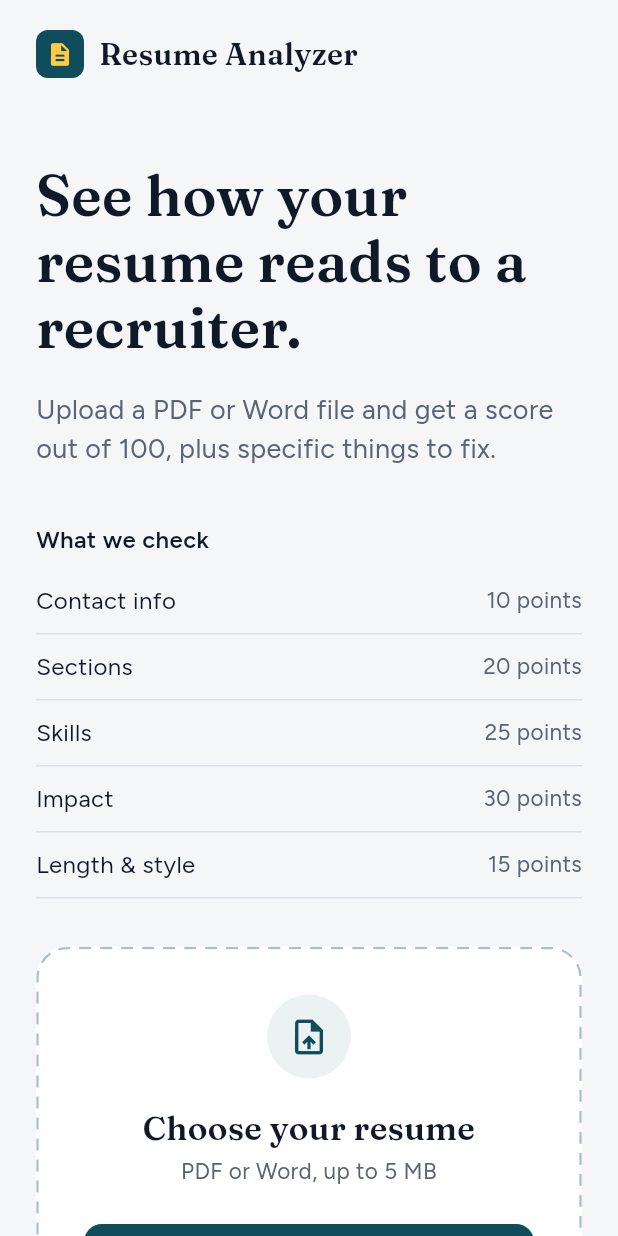
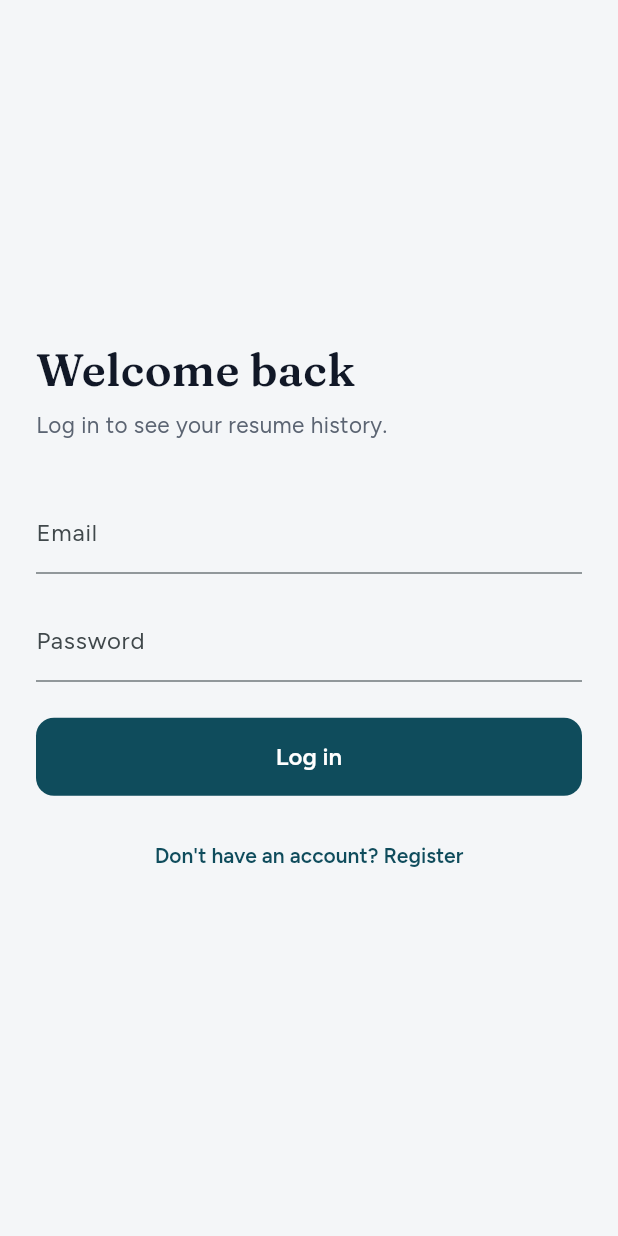
Before and after one commit to Shaurya-Singh6352/resume-analyzer-web, a Flutter app: the screen it shows after launch, on a phone screen of 412 x 824 dp. Run offline on Flutter 3.47's test engine with Material 3 defaults, Android fonts, the phone set to English and light mode, and no system bars; our stand-ins replace dio, file_picker, flutter_secure_storage, google_fonts.

Commit message:
Add login and register screens, JWT session handling

```diff
--- a/lib/main.dart
+++ b/lib/main.dart
@@ -1,8 +1,14 @@
 import 'package:flutter/material.dart';
+import 'package:resume_analyzer_web/pages/login_page.dart';
 import 'package:resume_analyzer_web/pages/upload_page.dart';
+import 'package:resume_analyzer_web/services/auth_service.dart';
 import 'package:resume_analyzer_web/theme.dart';
 
-void main() => runApp(const ResumeAnalyzerApp());
+Future<void> main() async {
+  WidgetsFlutterBinding.ensureInitialized();
+  await AuthService.instance.restoreSession();
+  runApp(const ResumeAnalyzerApp());
+}
 
 class ResumeAnalyzerApp extends StatelessWidget {
   const ResumeAnalyzerApp({super.key});
@@ -13,7 +19,7 @@ class ResumeAnalyzerApp extends StatelessWidget {
       title: 'Resume Analyzer',
       debugShowCheckedModeBanner: false,
       theme: buildTheme(),
-      home: const UploadPage(),
+      home: AuthService.instance.isLoggedIn ? const UploadPage() : const LoginPage(),
     );
   }
 }
--- /dev/null
+++ b/lib/models/auth_result.dart
@@ -0,0 +1,20 @@
+class AuthResult {
+  final String token;
+  final int userId;
+  final String fullName;
+  final String email;
+
+  AuthResult({
+    required this.token,
+    required this.userId,
+    required this.fullName,
+    required this.email,
+  });
+
+  factory AuthResult.fromJson(Map<String, dynamic> json) => AuthResult(
+    token: json['token'] as String,
+    userId: json['userId'] as int,
+    fullName: json['fullName'] as String,
+    email: json['email'] as String,
+  );
+}
--- /dev/null
+++ b/lib/pages/login_page.dart
@@ -0,0 +1,121 @@
+import 'package:flutter/material.dart';
+import 'package:resume_analyzer_web/pages/register_page.dart';
+import 'package:resume_analyzer_web/pages/upload_page.dart';
+import 'package:resume_analyzer_web/services/api_service.dart';
+import 'package:resume_analyzer_web/theme.dart';
+
+class LoginPage extends StatefulWidget {
+  const LoginPage({super.key});
+
+  @override
+  State<LoginPage> createState() => _LoginPageState();
+}
+
+class _LoginPageState extends State<LoginPage> {
+  final _api = ApiService();
+  final _formKey = GlobalKey<FormState>();
+  final _emailController = TextEditingController();
+  final _passwordController = TextEditingController();
+
+  bool _loading = false;
+  String? _error;
+
+  @override
+  void dispose() {
+    _emailController.dispose();
+    _passwordController.dispose();
+    super.dispose();
+  }
+
+  Future<void> _submit() async {
+    if (!_formKey.currentState!.validate() || _loading) return;
+    setState(() {
+      _loading = true;
+      _error = null;
+    });
+    try {
+      await _api.login(_emailController.text.trim(), _passwordController.text);
+      if (!mounted) return;
+      Navigator.of(context).pushAndRemoveUntil(
+        MaterialPageRoute(builder: (_) => const UploadPage()),
+            (route) => false, // clears the login page from the back stack
+      );
+    } on ApiException catch (e) {
+      setState(() => _error = e.message);
+    } catch (_) {
+      setState(() => _error = 'Something went wrong. Try again.');
+    } finally {
+      if (mounted) setState(() => _loading = false);
+    }
+  }
+
+  @override
+  Widget build(BuildContext context) {
+    return Scaffold(
+      body: SafeArea(
+        child: Center(
+          child: SingleChildScrollView(
+            padding: const EdgeInsets.all(24),
+            child: ConstrainedBox(
+              constraints: const BoxConstraints(maxWidth: 420),
+              child: Form(
+                key: _formKey,
+                child: Column(
+                  crossAxisAlignment: CrossAxisAlignment.stretch,
+                  children: [
+                    Text('Welcome back', style: AppText.display(30)),
+                    const SizedBox(height: 8),
+                    Text('Log in to see your resume history.',
+                        style: AppText.muted()),
+                    const SizedBox(height: 32),
+                    TextFormField(
+                      controller: _emailController,
+                      keyboardType: TextInputType.emailAddress,
+                      decoration: const InputDecoration(labelText: 'Email'),
+                      validator: (v) =>
+                      (v == null || v.trim().isEmpty) ? 'Enter your email' : null,
+                    ),
+                    const SizedBox(height: 16),
+                    TextFormField(
+                      controller: _passwordController,
+                      obscureText: true,
+                      decoration: const InputDecoration(labelText: 'Password'),
+                      onFieldSubmitted: (_) => _submit(),
+                      validator: (v) =>
+                      (v == null || v.isEmpty) ? 'Enter your password' : null,
+                    ),
+                    if (_error != null) ...[
+                      const SizedBox(height: 16),
+                      Text(_error!, style: const TextStyle(color: AppColors.bad)),
+                    ],
+                    const SizedBox(height: 24),
+                    FilledButton(
+                      onPressed: _loading ? null : _submit,
+                      child: _loading
+                          ? const SizedBox(
+                        height: 20,
+                        width: 20,
+                        child: CircularProgressIndicator(
+                            strokeWidth: 2, color: Colors.white),
+                      )
+                          : const Text('Log in'),
+                    ),
+                    const SizedBox(height: 16),
+                    TextButton(
+                      onPressed: _loading
+                          ? null
+                          : () => Navigator.of(context).push(
+                        MaterialPageRoute(builder: (_) => const RegisterPage()),
+                      ),
+                      child: const Text("Don't have an account? Register"),
+                    ),
+                  ],
+                ),
+              ),
+            ),
+          ),
+        ),
+      ),
+    );
+  }
+}
--- a/lib/services/api_service.dart
+++ b/lib/services/api_service.dart
@@ -1,6 +1,8 @@
 import 'package:dio/dio.dart';
 import 'package:file_picker/file_picker.dart';
 import 'package:resume_analyzer_web/models/analysis_result.dart';
+import 'package:resume_analyzer_web/models/auth_result.dart';
+import 'package:resume_analyzer_web/services/auth_service.dart';
 
 // Override at build time: flutter run --dart-define=API_URL=https://...
 const String apiBase =
@@ -19,6 +21,49 @@ class ApiService {
     connectTimeout: const Duration(seconds: 10),
     receiveTimeout: const Duration(seconds: 30),
   ));
+
+  ApiService() {
+    // Attaches the JWT to every request, if we have one. Auth endpoints
+    // don't need it, but sending it there is harmless.
+    _dio.interceptors.add(InterceptorsWrapper(
+      onRequest: (options, handler) {
+        final token = AuthService.instance.token;
+        if (token != null) {
+          options.headers['Authorization'] = 'Bearer $token';
+        }
+        handler.next(options);
+      },
+    ));
+  }
+
+  Future<AuthResult> register(String fullName, String email, String password) async {
+    try {
+      final res = await _dio.post('/api/auth/register', data: {
+        'fullName': fullName,
+        'email': email,
+        'password': password,
+      });
+      final result = AuthResult.fromJson(res.data as Map<String, dynamic>);
+      await AuthService.instance.saveSession(result);
+      return result;
+    } on DioException catch (e) {
+      throw ApiException(_messageFrom(e));
+    }
+  }
+
+  Future<AuthResult> login(String email, String password) async {
+    try {
+      final res = await _dio.post('/api/auth/login', data: {
+        'email': email,
+        'password': password,
+      });
+      final result = AuthResult.fromJson(res.data as Map<String, dynamic>);
+      await AuthService.instance.saveSession(result);
+      return result;
+    } on DioException catch (e) {
+      throw ApiException(_messageFrom(e));
+    }
+  }
 
   /// Uploads the file, then fetches its analysis.
   Future<AnalysisResult> uploadAndAnalyze(PlatformFile file) async {
@@ -41,6 +86,9 @@ class ApiService {
     if (data is Map && data['message'] is String && (data['message'] as String).isNotEmpty) {
       return data['message'] as String;
     }
+    if (e.response?.statusCode == 401) {
+      return 'Your session has expired. Please log in again.';
+    }
     if (e.response == null) {
       return 'Cannot reach the server. Is the backend running?';
     }
--- /dev/null
+++ b/lib/services/auth_service.dart
@@ -0,0 +1,42 @@
+import 'package:flutter_secure_storage/flutter_secure_storage.dart';
+import 'package:resume_analyzer_web/models/auth_result.dart';
+
+/// Holds the current session in memory and on disk (browser secure storage),
+/// so a page refresh doesn't log the person out.
+class AuthService {
+  AuthService._internal();
+  static final AuthService instance = AuthService._internal();
+
+  static const _tokenKey = 'auth_token';
+  static const _storage = FlutterSecureStorage();
+
+  String? _token;
+  String? _fullName;
+  String? _email;
+
+  bool get isLoggedIn => _token != null;
+  String? get token => _token;
+  String? get fullName => _fullName;
+  String? get email => _email;
+
+  /// Called once when the app starts, to restore a session after a refresh.
+  Future<void> restoreSession() async {
+    _token = await _storage.read(key: _tokenKey);
+    // We only persist the token; name/email are re-attached on next login.
+    // Good enough for now — a "who am I" endpoint would replace this later.
+  }
+
+  Future<void> saveSession(AuthResult result) async {
+    _token = result.token;
+    _fullName = result.fullName;
+    _email = result.email;
+    await _storage.write(key: _tokenKey, value: result.token);
+  }
+
+  Future<void> logout() async {
+    _token = null;
+    _fullName = null;
+    _email = null;
+    await _storage.delete(key: _tokenKey);
+  }
+}
--- a/pubspec.yaml
+++ b/pubspec.yaml
@@ -37,6 +37,7 @@ dependencies:
   dio: ^5.11.1
   file_picker: ^10.0.0
   google_fonts: ^8.2.1
+  flutter_secure_storage: ^10.3.4
 
 dev_dependencies:
   flutter_test:
```
Also changed, not shown: lib/pages/register_page.dart (added, +134 -0 lines), lib/pages/upload_page.dart (+22 -0 lines), pubspec.lock.
